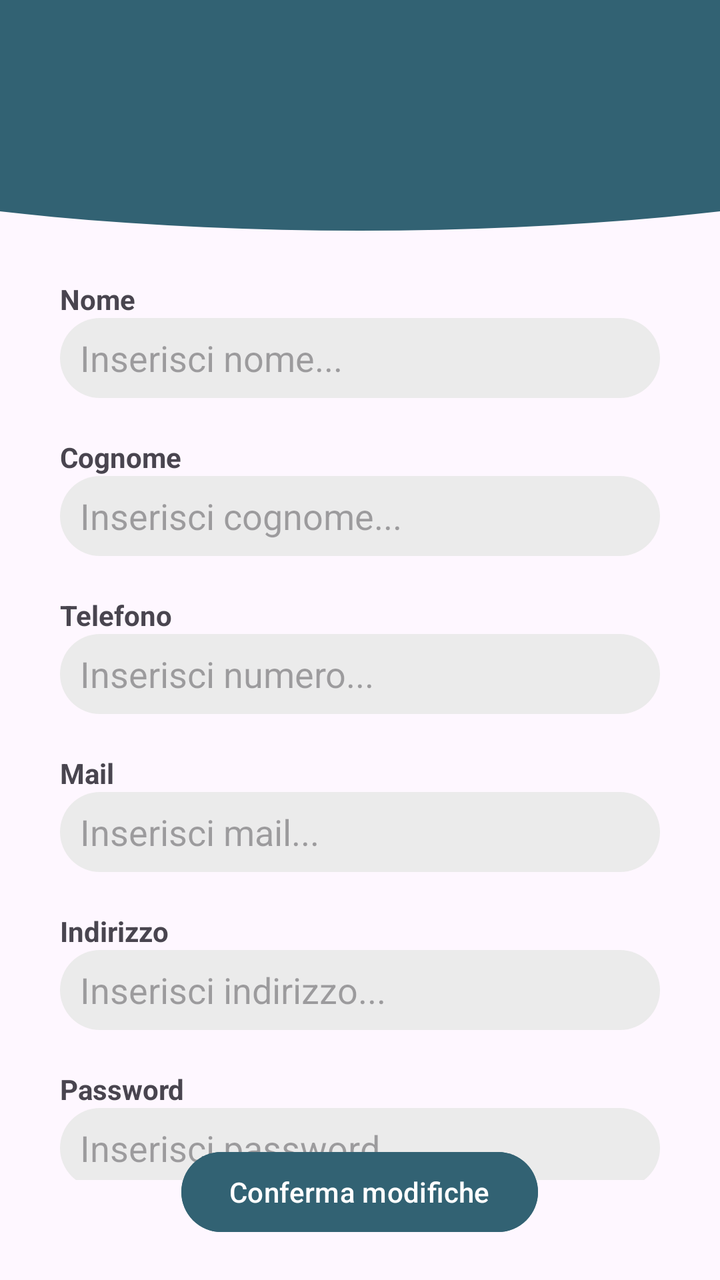
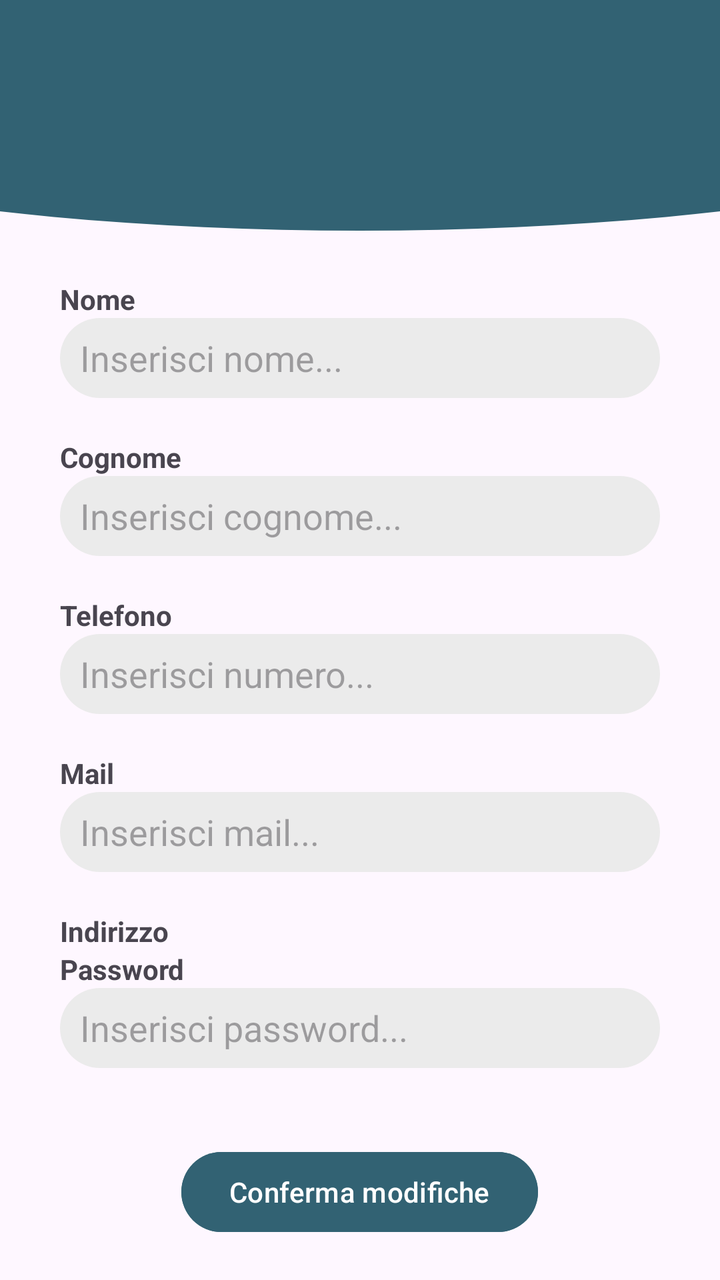

The first picture is an Android layout as it rendered before a commit; the second is the same layout after the commit. The layout source and the unified diff follow.
<!-- AndroidManifest.xml: application theme Theme.AppPet -->
<!-- res/layout/activity_modifica_dati_utente.xml -->
<?xml version="1.0" encoding="utf-8"?>
<RelativeLayout xmlns:android="http://schemas.android.com/apk/res/android"
    xmlns:app="http://schemas.android.com/apk/res-auto"
    xmlns:tools="http://schemas.android.com/tools"
    android:id="@+id/main"
    android:layout_width="match_parent"
    android:layout_height="match_parent"
    android:orientation="vertical"
    tools:context=".Activities.RegistrazioneActivity">

    <FrameLayout
        android:id="@+id/header_home"
        android:layout_width="match_parent"
        android:layout_height="120dp"
        android:layout_gravity="top">

        <ImageView
            android:id="@+id/Pippo"
            android:layout_width="800dp"
            android:layout_height="180dp"
            android:layout_gravity="center"
            android:layout_marginTop="-35dp"
            android:src="@drawable/cricle_1" />

    </FrameLayout>

    <LinearLayout
        android:id="@+id/Register"
        android:layout_width="wrap_content"
        android:layout_height="wrap_content"
        android:layout_below="@+id/header_home"
        android:layout_centerInParent="true"
        android:layout_gravity="center"
        android:layout_marginTop="20dp"
        android:layout_marginBottom="50dp"
        android:orientation="vertical">

        <TextView
            android:layout_width="wrap_content"
            android:layout_height="wrap_content"
            android:text="Nome"
            android:textAlignment="textStart"
            android:textStyle="bold" />

        <EditText
            android:id="@+id/nomeET"
            android:layout_width="300dp"
            android:layout_height="40dp"
            android:layout_marginBottom="20dp"
            android:background="@drawable/edit_text_background"
            android:hint="Inserisci nome..."
            android:paddingLeft="10dp" />

        <TextView
            android:layout_width="wrap_content"
            android:layout_height="wrap_content"
            android:text="Cognome"
            android:textAlignment="textStart"
            android:textStyle="bold" />


        <EditText
            android:id="@+id/cognomeET"
            android:layout_width="300dp"
            android:layout_height="40dp"
            android:layout_marginBottom="20dp"
            android:background="@drawable/edit_text_background"
            android:hint="Inserisci cognome..."
            android:paddingLeft="10dp" />

        <TextView
            android:layout_width="wrap_content"
            android:layout_height="wrap_content"
            android:text="Telefono"
            android:textAlignment="textStart"
            android:textStyle="bold" />


        <EditText
            android:id="@+id/telefonoET"
            android:layout_width="300dp"
            android:layout_height="40dp"
            android:layout_marginBottom="20dp"
            android:background="@drawable/edit_text_background"
            android:hint="Inserisci numero..."
            android:paddingLeft="10dp" />

        <TextView
            android:layout_width="wrap_content"
            android:layout_height="wrap_content"
            android:text="Mail"
            android:textAlignment="textStart"
            android:textStyle="bold" />


        <EditText
            android:id="@+id/mailET"
            android:layout_width="300dp"
            android:layout_height="40dp"
            android:layout_marginBottom="20dp"
            android:background="@drawable/edit_text_background"
            android:hint="Inserisci mail..."
            android:paddingLeft="10dp" />

        <TextView
            android:layout_width="wrap_content"
            android:layout_height="wrap_content"
            android:text="Indirizzo"
            android:textAlignment="textStart"
            android:textStyle="bold" />


        <EditText
            android:id="@+id/etIndirizzoutente"
            android:layout_width="300dp"
            android:layout_height="40dp"
            android:layout_marginBottom="20dp"
            android:background="@drawable/edit_text_background"
            android:hint="Inserisci indirizzo..."
            android:paddingLeft="10dp" />


        <TextView
            android:layout_width="wrap_content"
            android:layout_height="wrap_content"
            android:text="Password"
            android:textAlignment="textStart"
            android:textStyle="bold" />


        <EditText

            android:id="@+id/pwUtenteEditText"
            android:layout_width="300dp"
            android:layout_height="40dp"
            android:layout_marginBottom="20dp"
            android:background="@drawable/edit_text_background"
            android:hint="Inserisci password..."
            android:paddingLeft="10dp" />


    </LinearLayout>


    <Button
        android:id="@+id/modificaButton"
        android:layout_width="wrap_content"
        android:layout_height="wrap_content"
        android:layout_alignParentBottom="true"
        android:layout_centerInParent="true"
        android:layout_marginBottom="20dp"
        android:backgroundTint="@color/Blu_base"
        android:text="Conferma modifiche"

        />


</RelativeLayout>
<!-- resources referenced by this layout -->
<resources>
  <color name="Blu_base">#326273</color>
  <!-- drawable cricle_1 (drawable) -->
  <?xml version="1.0" encoding="utf-8"?>
  <shape xmlns:android="http://schemas.android.com/apk/res/android"
      android:shape="oval">
  
      <solid
          android:color="@color/Blu_base"/>
  
  </shape>
  <!-- drawable edit_text_background (drawable) -->
  <?xml version="1.0" encoding="utf-8"?>
  <shape xmlns:android="http://schemas.android.com/apk/res/android"
      android:shape="rectangle">
  
      <solid
          android:color="@color/sfondo_search"/>
  
      <corners
          android:radius="50dp"/>
  </shape>
  <style name="Theme.AppPet" parent="Base.Theme.AppPet" />
  <color name="sfondo_search">#EBEBEB</color>
  <style name="Base.Theme.AppPet" parent="Theme.Material3.DayNight.NoActionBar">
          
          
      </style>
</resources>

<!-- the commit's change to res/layout/activity_modifica_dati_utente.xml (unified diff, before → after) -->
@@ -110,15 +110,6 @@
             android:textStyle="bold" />
 
 
-        <EditText
-            android:id="@+id/etIndirizzoutente"
-            android:layout_width="300dp"
-            android:layout_height="40dp"
-            android:layout_marginBottom="20dp"
-            android:background="@drawable/edit_text_background"
-            android:hint="Inserisci indirizzo..."
-            android:paddingLeft="10dp" />
-
 
         <TextView
             android:layout_width="wrap_content"
